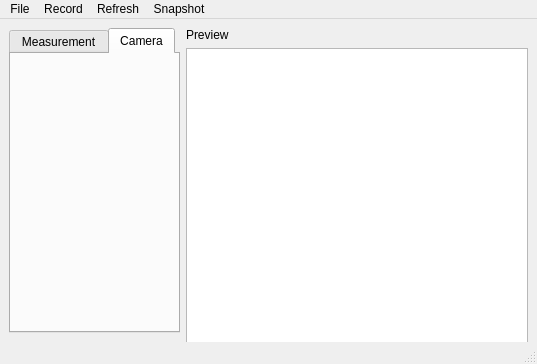
Qt form fimui/ui_fimwindow.ui (fncnt/fimrecorder) before a commit.
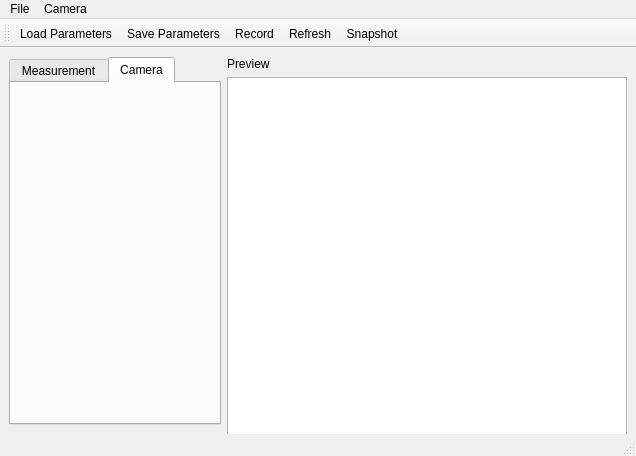
The same form after that commit.

Commit message: Basic UI working. Signalling/Slots WIP.

Diff of the .ui file:
```diff
--- a/fimui/ui_fimwindow.ui
+++ b/fimui/ui_fimwindow.ui
@@ -6,14 +6,14 @@
    <rect>
     <x>0</x>
     <y>0</y>
-    <width>537</width>
-    <height>364</height>
+    <width>636</width>
+    <height>456</height>
    </rect>
   </property>
   <property name="minimumSize">
    <size>
-    <width>536</width>
-    <height>356</height>
+    <width>636</width>
+    <height>456</height>
    </size>
   </property>
   <property name="windowTitle">
@@ -33,33 +33,14 @@
     </size>
    </property>
    <layout class="QGridLayout" name="gridLayout_2">
-    <item row="1" column="1">
-     <widget class="QGraphicsView" name="camView">
-      <property name="sizePolicy">
-       <sizepolicy hsizetype="Preferred" vsizetype="Preferred">
-        <horstretch>2</horstretch>
-        <verstretch>2</verstretch>
-       </sizepolicy>
-      </property>
-      <property name="minimumSize">
-       <size>
-        <width>300</width>
-        <height>300</height>
-       </size>
-      </property>
-      <property name="sizeIncrement">
-       <size>
-        <width>1</width>
-        <height>1</height>
-       </size>
-      </property>
-      <property name="autoFillBackground">
-       <bool>false</bool>
-      </property>
-     </widget>
-    </item>
     <item row="0" column="1">
      <widget class="QLabel" name="previewLabel">
+      <property name="sizePolicy">
+       <sizepolicy hsizetype="Fixed" vsizetype="Fixed">
+        <horstretch>0</horstretch>
+        <verstretch>0</verstretch>
+       </sizepolicy>
+      </property>
       <property name="text">
        <string>Preview</string>
       </property>
@@ -69,7 +50,7 @@
      <widget class="QTabWidget" name="tabWidget">
       <property name="sizePolicy">
        <sizepolicy hsizetype="Expanding" vsizetype="Expanding">
-        <horstretch>1</horstretch>
+        <horstretch>2</horstretch>
         <verstretch>2</verstretch>
        </sizepolicy>
       </property>
@@ -88,6 +69,31 @@
       </widget>
      </widget>
     </item>
+    <item row="1" column="1">
+     <widget class="QGraphicsView" name="camView">
+      <property name="sizePolicy">
+       <sizepolicy hsizetype="MinimumExpanding" vsizetype="MinimumExpanding">
+        <horstretch>2</horstretch>
+        <verstretch>2</verstretch>
+       </sizepolicy>
+      </property>
+      <property name="minimumSize">
+       <size>
+        <width>400</width>
+        <height>400</height>
+       </size>
+      </property>
+      <property name="sizeIncrement">
+       <size>
+        <width>1</width>
+        <height>1</height>
+       </size>
+      </property>
+      <property name="autoFillBackground">
+       <bool>false</bool>
+      </property>
+     </widget>
+    </item>
    </layout>
   </widget>
   <widget class="QMenuBar" name="menubar">
@@ -95,7 +101,7 @@
     <rect>
      <x>0</x>
      <y>0</y>
-     <width>537</width>
+     <width>636</width>
      <height>18</height>
     </rect>
    </property>
@@ -106,27 +112,34 @@
     <addaction name="actionLoad_Parameters"/>
     <addaction name="actionSave_Parameters"/>
    </widget>
-   <widget class="QMenu" name="menuRecord">
+   <widget class="QMenu" name="menuCamera">
     <property name="title">
-     <string>Record</string>
+     <string>Camera</string>
     </property>
-   </widget>
-   <widget class="QMenu" name="menuRefresh">
-    <property name="title">
-     <string>Refresh</string>
-    </property>
-   </widget>
-   <widget class="QMenu" name="menuSnapshot">
-    <property name="title">
-     <string>Snapshot</string>
-    </property>
+    <addaction name="actionRecord"/>
+    <addaction name="actionRefresh"/>
+    <addaction name="actionSnapshot"/>
    </widget>
    <addaction name="menuFile"/>
-   <addaction name="menuRecord"/>
-   <addaction name="menuRefresh"/>
-   <addaction name="menuSnapshot"/>
+   <addaction name="menuCamera"/>
   </widget>
   <widget class="QStatusBar" name="statusbar"/>
+  <widget class="QToolBar" name="toolBar">
+   <property name="windowTitle">
+    <string>toolBar</string>
+   </property>
+   <attribute name="toolBarArea">
+    <enum>TopToolBarArea</enum>
+   </attribute>
+   <attribute name="toolBarBreak">
+    <bool>false</bool>
+   </attribute>
+   <addaction name="actionLoad_Parameters"/>
+   <addaction name="actionSave_Parameters"/>
+   <addaction name="actionRecord"/>
+   <addaction name="actionRefresh"/>
+   <addaction name="actionSnapshot"/>
+  </widget>
   <action name="actionLoad_Parameters">
    <property name="text">
     <string>Load Parameters</string>
@@ -136,6 +149,36 @@
    <property name="text">
     <string>Save Parameters</string>
    </property>
+   <property name="shortcut">
+    <string>Ctrl+S</string>
+   </property>
+  </action>
+  <action name="actionRecord">
+   <property name="checkable">
+    <bool>true</bool>
+   </property>
+   <property name="text">
+    <string>Record</string>
+   </property>
+   <property name="shortcut">
+    <string>Ctrl+R</string>
+   </property>
+  </action>
+  <action name="actionRefresh">
+   <property name="text">
+    <string>Refresh</string>
+   </property>
+   <property name="shortcut">
+    <string>F5</string>
+   </property>
+  </action>
+  <action name="actionSnapshot">
+   <property name="text">
+    <string>Snapshot</string>
+   </property>
+   <property name="shortcut">
+    <string>Alt+S</string>
+   </property>
   </action>
  </widget>
  <resources/>
```
Left out of the diff: 22 changed lines with no effect on the pictures. The commit also changes 5 other files.
